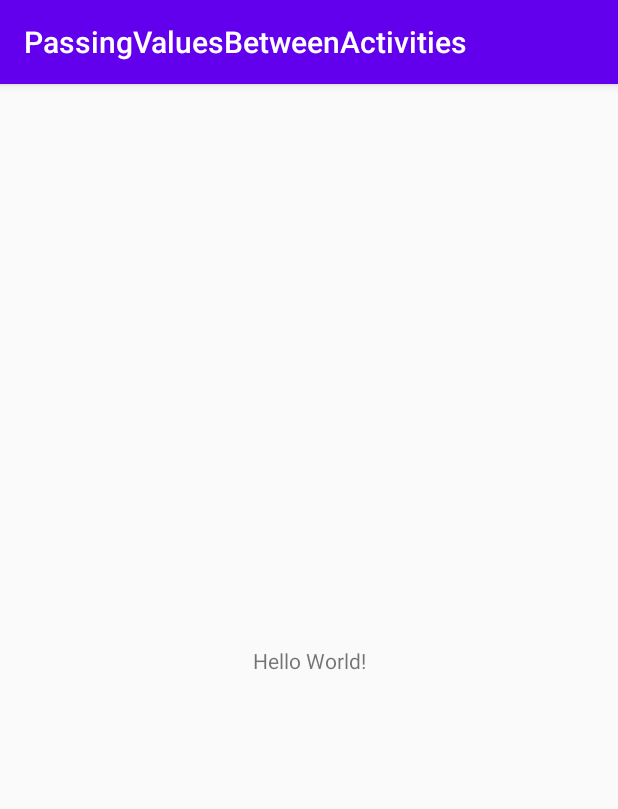
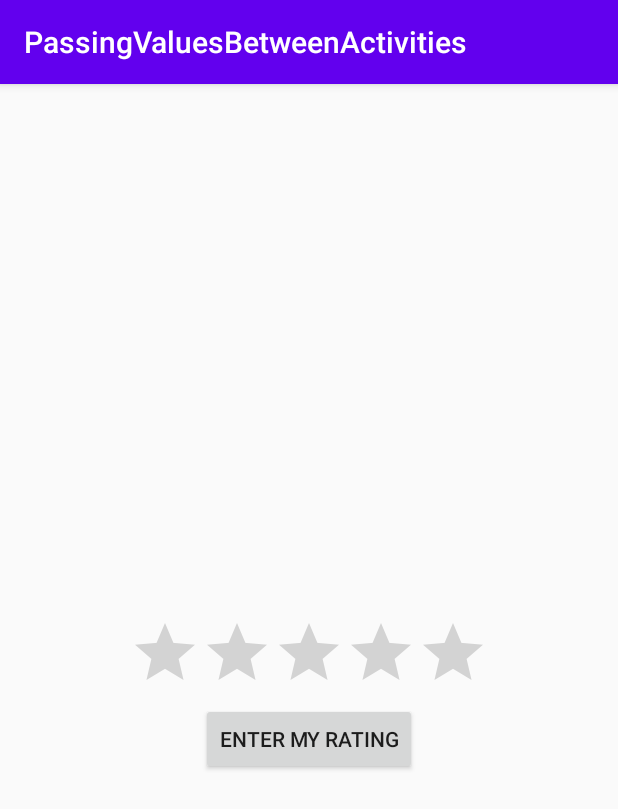
Before and after one commit to pradeep-charism/Android-Projects, an Android app: the screen it shows after launch (MainActivity), on a phone screen of 412 x 824 dp. Shown: the top 809 px of the screen. Run offline under Robolectric (Android 15) with nearby library versions, the phone set to English and light mode, and no system bars.

Commit message:
New project to pass values between activities

```diff
--- a/PassingValuesBetweenActivities/app/src/main/java/com/example/passingvaluesbetweenactivities/MainActivity.java
+++ b/PassingValuesBetweenActivities/app/src/main/java/com/example/passingvaluesbetweenactivities/MainActivity.java
@@ -3,6 +3,9 @@ package com.example.passingvaluesbetweenactivities;
 import androidx.appcompat.app.AppCompatActivity;
 
 import android.os.Bundle;
+import android.view.View;
+import android.widget.RatingBar;
+import android.widget.Toast;
 
 public class MainActivity extends AppCompatActivity {
 
@@ -11,4 +14,11 @@ public class MainActivity extends AppCompatActivity {
         super.onCreate(savedInstanceState);
         setContentView(R.layout.activity_main);
     }
+
+    public void enterRating(View v){
+        RatingBar ratingBar = findViewById(R.id.ratingBar);
+        float rating = ratingBar.getRating();
+        Toast.makeText(getApplicationContext(), "Selected rating: "+ rating, Toast.LENGTH_SHORT).show();
+
+    }
 }
--- a/PassingValuesBetweenActivities/app/src/main/res/layout/activity_main.xml
+++ b/PassingValuesBetweenActivities/app/src/main/res/layout/activity_main.xml
@@ -1,18 +1,25 @@
 <?xml version="1.0" encoding="utf-8"?>
-<androidx.constraintlayout.widget.ConstraintLayout xmlns:android="http://schemas.android.com/apk/res/android"
+<RelativeLayout xmlns:android="http://schemas.android.com/apk/res/android"
     xmlns:app="http://schemas.android.com/apk/res-auto"
     xmlns:tools="http://schemas.android.com/tools"
     android:layout_width="match_parent"
     android:layout_height="match_parent"
     tools:context=".MainActivity">
 
-    <TextView
+    <RatingBar
+        android:id="@+id/ratingBar"
         android:layout_width="wrap_content"
         android:layout_height="wrap_content"
-        android:text="Hello World!"
-        app:layout_constraintBottom_toBottomOf="parent"
-        app:layout_constraintLeft_toLeftOf="parent"
-        app:layout_constraintRight_toRightOf="parent"
-        app:layout_constraintTop_toTopOf="parent" />
+        android:layout_centerInParent="true"
+        android:stepSize="1" />
 
-</androidx.constraintlayout.widget.ConstraintLayout>
+    <Button
+        android:id="@+id/enterRatingButton"
+        android:layout_width="wrap_content"
+        android:layout_height="wrap_content"
+        android:layout_below="@id/ratingBar"
+        android:layout_centerHorizontal="true"
+        android:layout_centerVertical="false"
+        android:onClick="enterRating"
+        android:text="Enter my rating" />
+</RelativeLayout>
```
